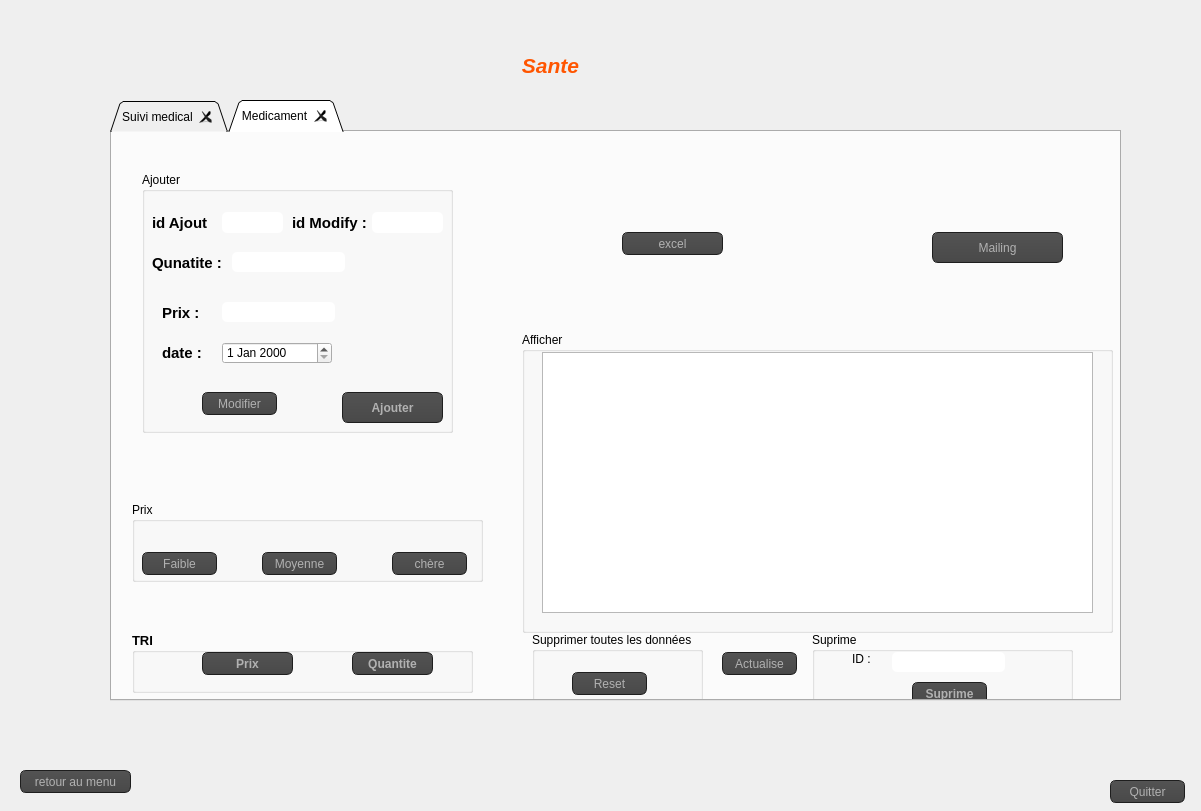
This is application_version_beta/sante.ui in AzizBenIsmail/Projet_Parental_Monitoring_System_Qt as Qt 5 draws it before an edit. The edited form follows.
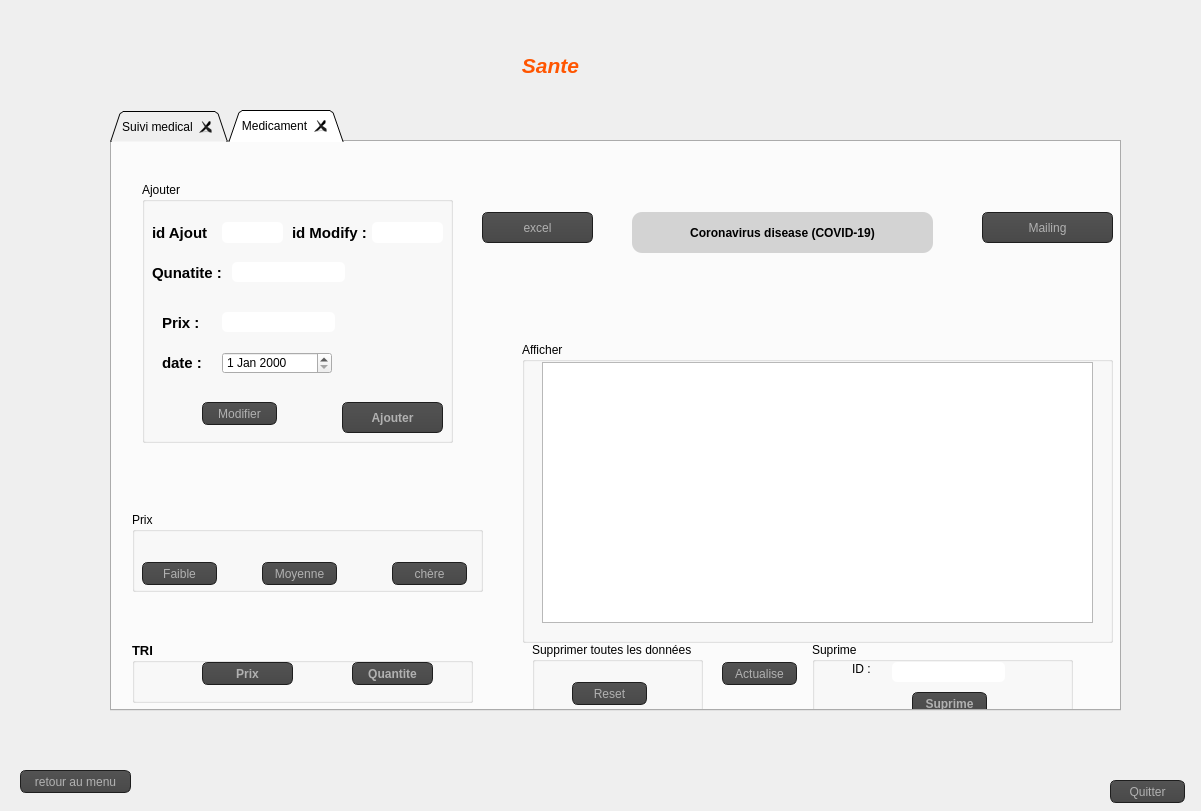
This is the edited form. Icons and pictures are not drawn.

The edit to the form file:
```diff
--- a/application_version_beta/sante.ui
+++ b/application_version_beta/sante.ui
@@ -991,7 +991,7 @@
    <property name="geometry">
     <rect>
      <x>110</x>
-     <y>100</y>
+     <y>110</y>
      <width>1011</width>
      <height>601</height>
     </rect>
@@ -12430,8 +12430,8 @@
     <widget class="QPushButton" name="pushButton_4">
      <property name="geometry">
       <rect>
-       <x>820</x>
-       <y>100</y>
+       <x>870</x>
+       <y>70</y>
        <width>131</width>
        <height>31</height>
       </rect>
@@ -12904,10 +12904,10 @@
     <widget class="QPushButton" name="pushButton_5">
      <property name="geometry">
       <rect>
-       <x>510</x>
-       <y>100</y>
-       <width>101</width>
-       <height>23</height>
+       <x>370</x>
+       <y>70</y>
+       <width>111</width>
+       <height>31</height>
       </rect>
      </property>
      <property name="styleSheet">
@@ -13375,6 +13375,36 @@
       <string>excel</string>
      </property>
     </widget>
+    <widget class="QPushButton" name="pushButton_7">
+     <property name="geometry">
+      <rect>
+       <x>520</x>
+       <y>70</y>
+       <width>301</width>
+       <height>41</height>
+      </rect>
+     </property>
+     <property name="styleSheet">
+      <string notr="true">QPushButton{
+    background-color: lightgrey;
+    color: rgb(0, 0, 0);
+    border: rgba(0, 0, 0, .175)solid 3px;
+    width: 70%;
+    border-radius: 10px;
+    box-shadow: 10px inset whitesmoke;
+    padding:inherit; 
+    font-size: 12px;
+    font-family: Arial, Helvetica, sans-serif;
+    font-weight:bold;
+    text-align: center ;
+    line-height: 5ex;   }
+QPushButton::hover{background-color:pink;}
+QPushButton::pressed{background-color:lime;}</string>
+     </property>
+     <property name="text">
+      <string>Coronavirus disease (COVID-19)</string>
+     </property>
+    </widget>
     <zorder>label_ph_2</zorder>
     <zorder>groupBox_3</zorder>
     <zorder>groupBox_6</zorder>
```
Left out of the diff: 1 changed line with no effect on the pictures.
